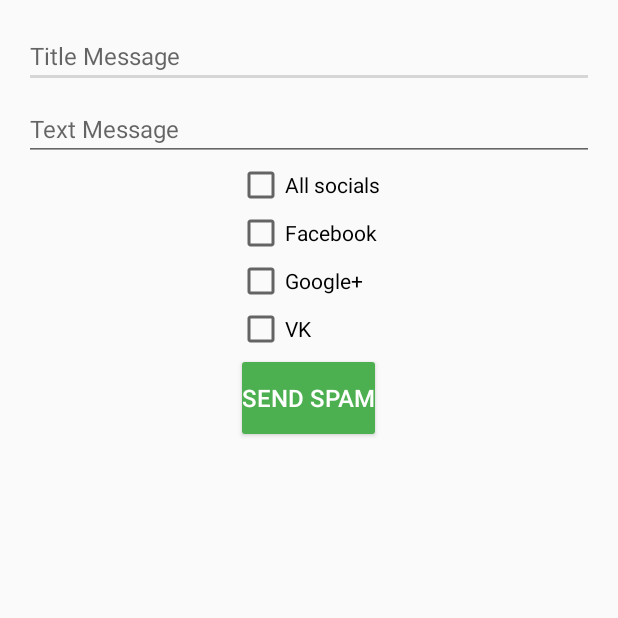
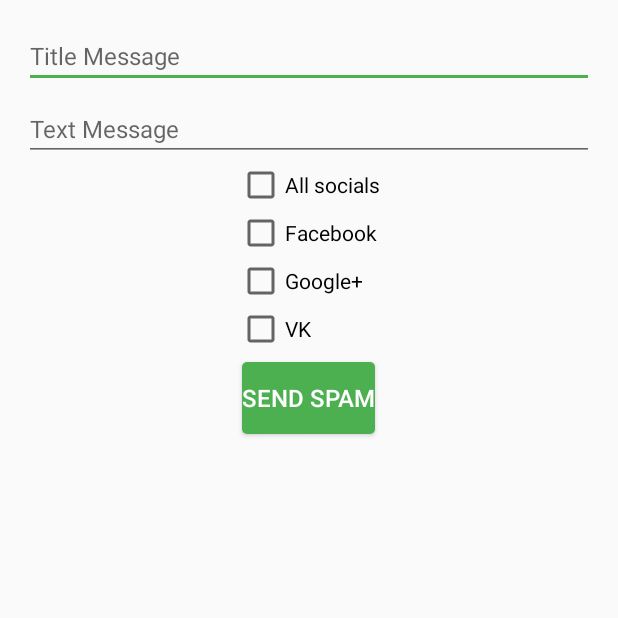
Before and after one commit to AnonUnfeeling/softsocial, an Android app: the fragment GlobalSpamFragment shown on its own in the app's theme, on a phone screen of 412 x 824 dp, the top half of it. Run offline under Robolectric (Android 15) with nearby library versions, the phone set to English and light mode, and no system bars.

Commit message:
remove colors

```diff
--- a/app/src/main/res/drawable/circle_style_for_profile.xml
+++ b/app/src/main/res/drawable/circle_style_for_profile.xml
@@ -6,7 +6,7 @@
                 android:left="20dp"
                 android:right="20dp"
                 android:top="20dp" />
-            <solid android:color="@color/buttonBackground" />
+            <solid android:color="@color/colorAccent" />
         </shape>
     </item>
 </layer-list>
--- a/app/src/main/res/drawable/send_spam_button_style.xml
+++ b/app/src/main/res/drawable/send_spam_button_style.xml
@@ -1,10 +1,10 @@
 <?xml version="1.0" encoding="utf-8"?>
 <shape xmlns:android="http://schemas.android.com/apk/res/android" android:shape="rectangle" >
     <corners
-        android:radius="2dp"
+        android:radius="3dp"
         />
     <solid
-        android:color="@color/buttonBackground"
+        android:color="@color/colorAccent"
         />
     <size
         android:width="50dp"
--- a/app/src/main/res/layout/activity_registration.xml
+++ b/app/src/main/res/layout/activity_registration.xml
@@ -14,7 +14,7 @@
         android:layout_width="match_parent"
         android:layout_height="?attr/actionBarSize"
         android:clipToPadding="false"
-        android:background="@color/toolbarMainColor"
+        android:background="@color/colorPrimaryDark"
         app:popupTheme="@style/ThemeOverlay.AppCompat.Dark.ActionBar" />
 
     <LinearLayout
--- a/app/src/main/res/values/colors.xml
+++ b/app/src/main/res/values/colors.xml
@@ -2,9 +2,7 @@
 <resources>
     <color name="colorPrimary">#3F51B5</color>
     <color name="colorPrimaryDark">#303F9F</color>
-    <!--<color name="colorAccent">#FF4081</color>-->
+    <color name="colorAccent">#4CAF50</color>
     <color name="greyColor">#B2DFDB</color>
-    <color name="toolbarMainColor">#303F9F</color>
     <color name="backgroundColor">#FCE4EC</color>
-    <color name="buttonBackground">#4CAF50</color>
 </resources>
```
